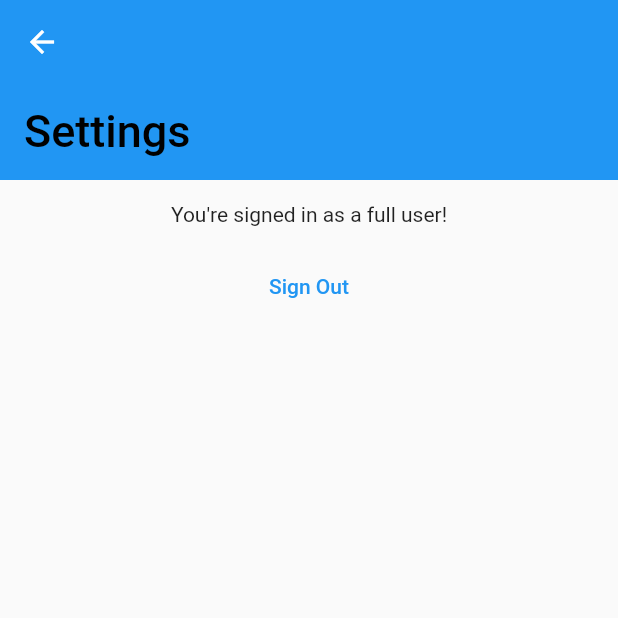
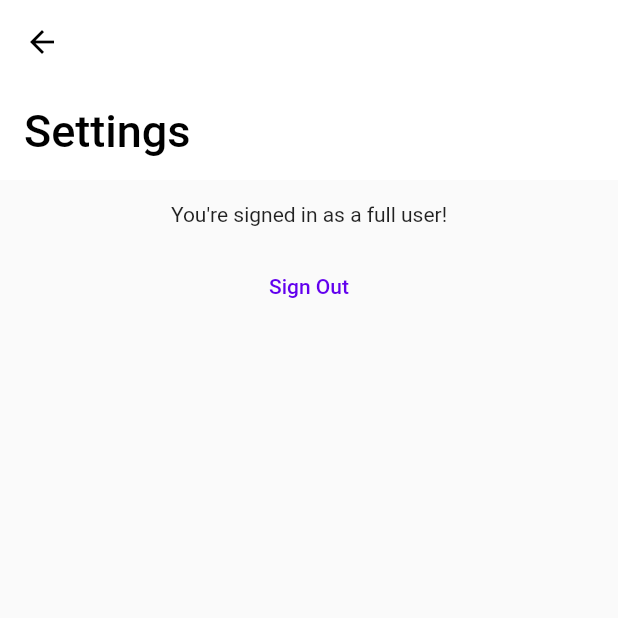
Before and after one commit to jackv24/ComicWrap-F, a Flutter app: the screen it shows once a user with an empty profile is signed in, after a tap on the "settings" icon, on a phone screen of 412 x 824 dp, the top half of it. Run offline on Flutter 3.47's test engine with Material 2 defaults, Android fonts, the phone set to English and light mode, and no system bars; our stand-ins replace badges, cloud_firestore, cloud_functions, firebase_auth, firebase_core, flutter_cache_manager and 9 more; accounts and stored records are empty; generated files the repository leaves out were written again.

Commit message:
Fixed up colors, now using ColorScheme

```diff
--- a/lib/main.dart
+++ b/lib/main.dart
@@ -34,7 +34,11 @@ class _MyAppState extends State<MyApp> {
     return MaterialApp(
       title: 'ComicWrap',
       theme: ThemeData(
-        primaryColor: Colors.white,
+        colorScheme: ColorScheme.light(),
+        visualDensity: VisualDensity.adaptivePlatformDensity,
+      ),
+      darkTheme: ThemeData(
+        colorScheme: ColorScheme.dark(),
         visualDensity: VisualDensity.adaptivePlatformDensity,
       ),
       // Firebase init
--- a/lib/pages/library/library_screen.dart
+++ b/lib/pages/library/library_screen.dart
@@ -36,7 +36,7 @@ class LibraryScreen extends ConsumerWidget {
     );
 
     return MainPageScaffold(
-      title: Text('Library'),
+      title: 'Library',
       appBarActions: [
         IconButton(
             icon: Icon(
--- a/lib/pages/main_page_scaffold.dart
+++ b/lib/pages/main_page_scaffold.dart
@@ -1,7 +1,7 @@
 import 'package:flutter/material.dart';
 
 class MainPageScaffold extends StatelessWidget {
-  final Widget title;
+  final String title;
   final Widget bodySliver;
   final List<Widget>? appBarActions;
 
@@ -14,6 +14,9 @@ class MainPageScaffold extends StatelessWidget {
 
   @override
   Widget build(BuildContext context) {
+    final theme = Theme.of(context);
+    final colorScheme = theme.colorScheme;
+
     return Scaffold(
       body: CustomScrollView(
         slivers: [
@@ -21,10 +24,16 @@ class MainPageScaffold extends StatelessWidget {
             pinned: true,
             expandedHeight: 120.0,
             flexibleSpace: FlexibleSpaceBar(
-              title: title,
+              title: Text(
+                title,
+                style: TextStyle(color: colorScheme.onBackground),
+              ),
+              centerTitle: false,
               titlePadding: EdgeInsets.only(left: 16, bottom: 16),
             ),
             actions: appBarActions,
+            backgroundColor: colorScheme.background,
+            foregroundColor: colorScheme.onBackground,
           ),
           bodySliver
         ],
--- a/lib/pages/settings/settings_screen.dart
+++ b/lib/pages/settings/settings_screen.dart
@@ -47,7 +47,7 @@ class SettingsScreen extends ConsumerWidget {
     );
 
     return MainPageScaffold(
-      title: Text('Settings'),
+      title: 'Settings',
       bodySliver: SliverPadding(
         padding: EdgeInsets.symmetric(vertical: 15.0, horizontal: 10.0),
         sliver: SliverList(
```
Also changed, not shown: 2 other files.
